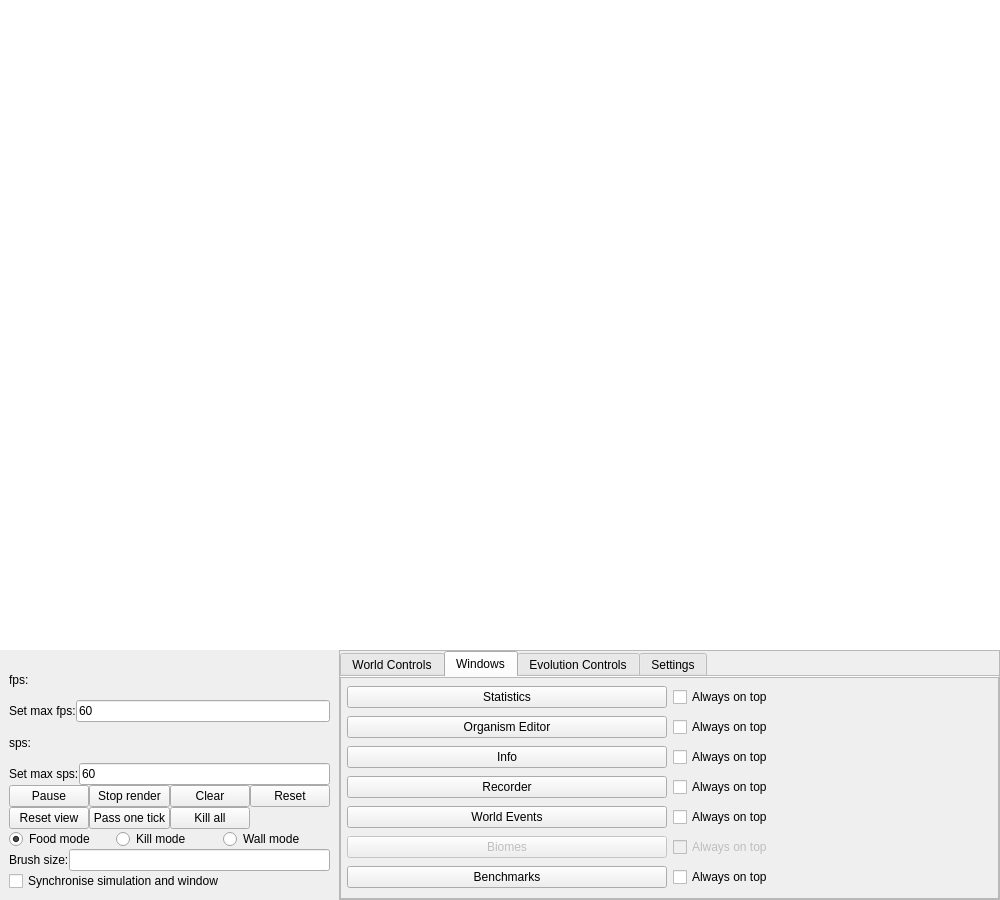
Before: the Qt Designer form Source/UiFiles/mainwindow.ui in SuperSpaceEye/LifeEngineExtended, drawn with Qt 5.
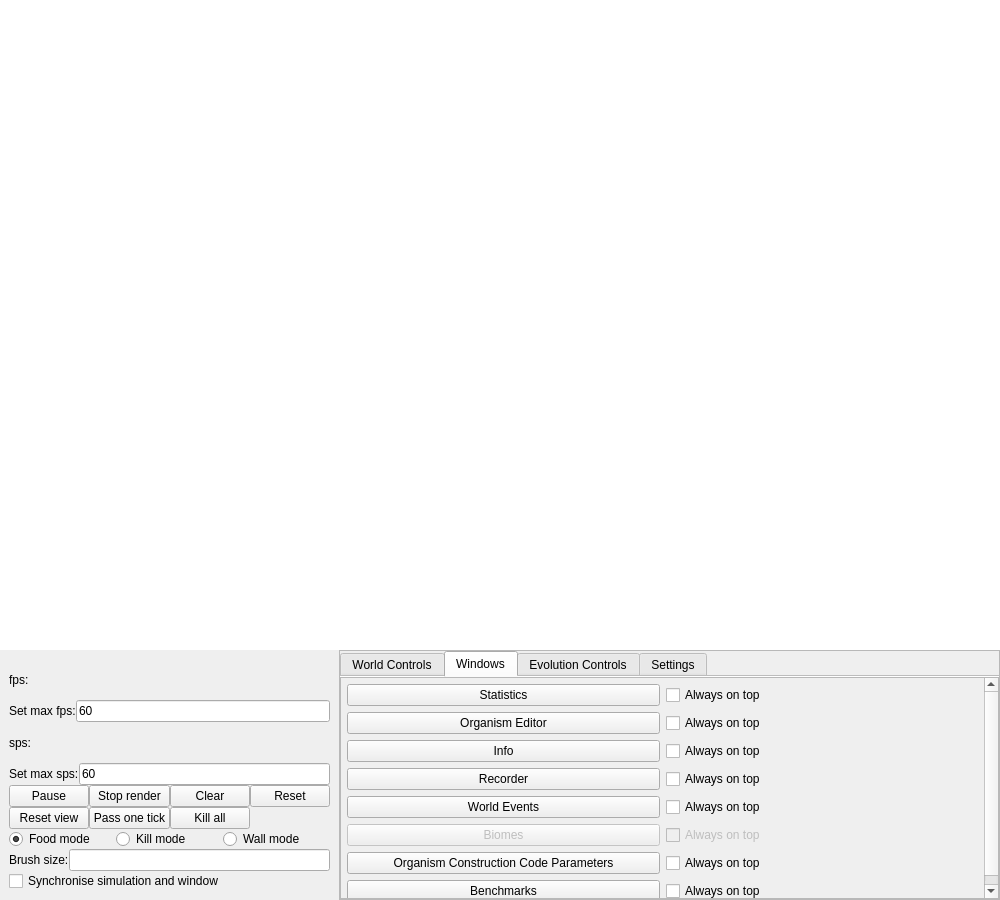
After: the same form once the commit is applied. The open tabs and pages were chosen to show the change.

Commit message: File restructuring, more bugfixes (I think I fixed some crashes), started OCCParametersWindow.

Patch:
```diff
--- a/Source/UiFiles/mainwindow.ui
+++ b/Source/UiFiles/mainwindow.ui
@@ -759,9 +759,9 @@
                 <property name="geometry">
                  <rect>
                   <x>0</x>
-                  <y>0</y>
+                  <y>-53</y>
                   <width>606</width>
-                  <height>237</height>
+                  <height>270</height>
                  </rect>
                 </property>
                 <property name="sizePolicy">
@@ -954,6 +954,27 @@
                       </item>
                      </layout>
                     </item>
+                    <item>
+                     <layout class="QHBoxLayout" name="horizontalLayout_57">
+                      <item>
+                       <widget class="QPushButton" name="tb_open_occ_parameters">
+                        <property name="text">
+                         <string>Organism Construction Code Parameters</string>
+                        </property>
+                        <property name="checkable">
+                         <bool>true</bool>
+                        </property>
+                       </widget>
+                      </item>
+                      <item>
+                       <widget class="QCheckBox" name="cb_occp_always_on_top">
+                        <property name="text">
+                         <string>Always on top</string>
+                        </property>
+                       </widget>
+                      </item>
+                     </layout>
+                    </item>
                     <item>
                      <layout class="QHBoxLayout" name="horizontalLayout_54">
                       <item>
```
Left out of the diff: 66 changed lines with no effect on the pictures. The commit also changes 55 other files.
